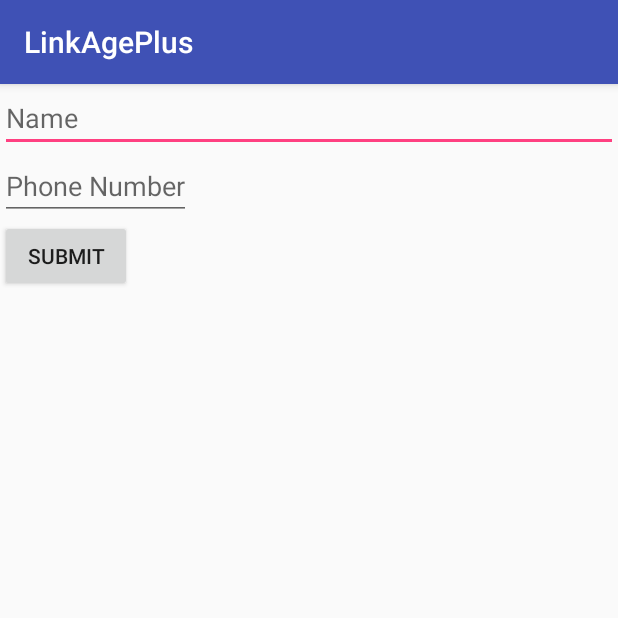
After one commit to biabeniamin/team-2, an Android app: the FormActivity screen opened directly, with no data from a screen before it, on a phone screen of 412 x 824 dp, the top half of it. The commit adds this screen. Run offline under Robolectric (Android 15) with nearby library versions, the phone set to English and light mode, and no system bars; our stand-ins replace ButterKnife, Volley.

Commit message:
Form activity

```diff
--- /dev/null
+++ b/Android/app/src/main/res/layout/activity_form.xml
@@ -0,0 +1,40 @@
+<?xml version="1.0" encoding="utf-8"?>
+<LinearLayout xmlns:android="http://schemas.android.com/apk/res/android"
+    xmlns:app="http://schemas.android.com/apk/res-auto"
+    xmlns:tools="http://schemas.android.com/tools"
+    android:layout_width="match_parent"
+    android:layout_height="match_parent"
+    tools:context="com.example.cosmin.linkageplus.FormActivity"
+    android:orientation="vertical">
+
+    <EditText
+        android:id="@+id/nameInput"
+        android:layout_width="match_parent"
+        android:layout_height="wrap_content"
+        android:hint="@string/name"
+        tools:layout_editor_absoluteX="0dp"
+        tools:layout_editor_absoluteY="16dp"
+        tools:ignore="MissingConstraints" />
+
+    <EditText
+        android:id="@+id/phoneNumberInput"
+        android:layout_width="wrap_content"
+        android:layout_height="wrap_content"
+        android:hint="Phone Number"
+        tools:ignore="MissingConstraints"
+        tools:layout_editor_absoluteX="8dp"
+        tools:layout_editor_absoluteY="73dp" />
+
+    <Button
+        android:id="@+id/submitButton"
+        android:layout_width="wrap_content"
+        android:layout_height="wrap_content"
+        android:text="Submit"
+        tools:ignore="MissingConstraints"
+        tools:layout_editor_absoluteX="117dp"
+        tools:layout_editor_absoluteY="199dp" />
+
+
+
+
+</LinearLayout>
--- a/Android/app/src/main/res/values/strings.xml
+++ b/Android/app/src/main/res/values/strings.xml
@@ -1,3 +1,4 @@
 <resources>
     <string name="app_name">LinkAgePlus</string>
+    <string name="name">Name</string>
 </resources>
```
Also changed, not shown: Android/app/build.gradle (+14 -1 lines), Android/app/src/main/AndroidManifest.xml (+7 -0 lines), Android/app/src/main/java/com/example/cosmin/linkageplus/FormActivity.java (added, +83 -0 lines), Android/app/src/main/java/com/example/cosmin/linkageplus/MainActivity.java (+11 -1 lines), Android/app/src/main/res/layout/activity_main.xml (+9 -0 lines).
